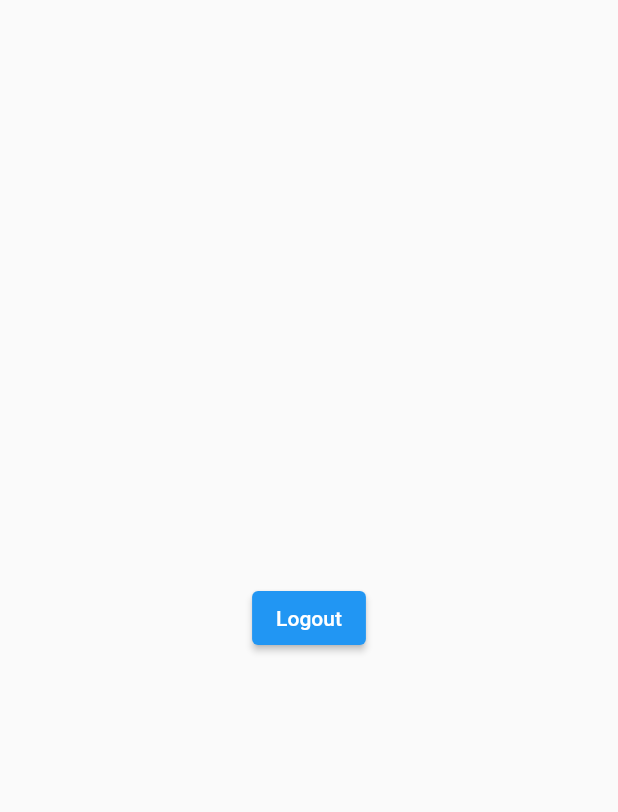
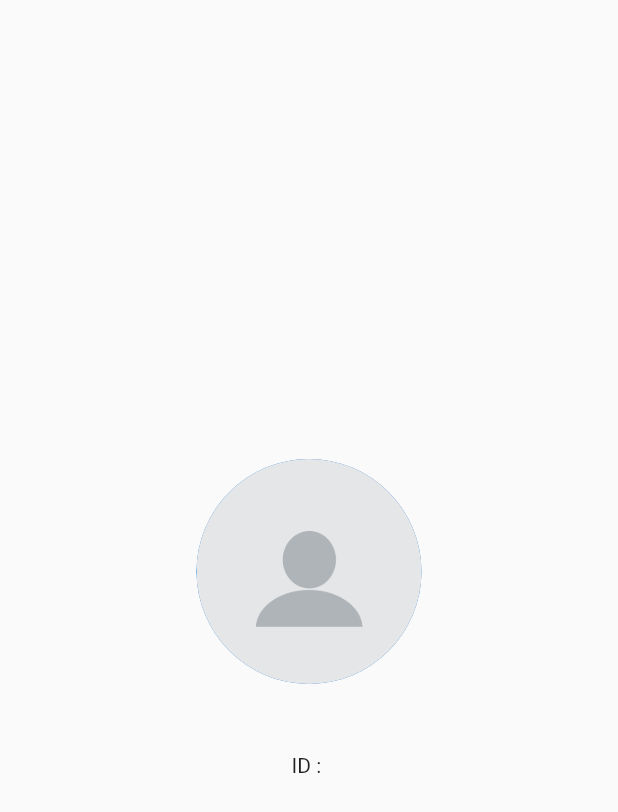
Before and after one commit to januarsetyo/capstone, a Flutter app: the ProfilePage screen opened directly, on a phone screen of 412 x 824 dp. Shown: the top 812 px of the screen. Run offline on Flutter 3.47's test engine with Material 2 defaults, Android fonts, the light colour scheme and no system bars; our stand-ins replace firebase_auth, firebase_core, shared_preferences; accounts and stored records are empty.

Commit message:
working on profile page

```diff
--- a/lib/presentation/pages/profile_page.dart
+++ b/lib/presentation/pages/profile_page.dart
@@ -1,4 +1,3 @@
-import 'package:capstone/presentation/pages/login_page.dart';
 import 'package:capstone/presentation/provider/preferences_provider.dart';
 import 'package:firebase_auth/firebase_auth.dart';
 import 'package:flutter/material.dart';
@@ -17,16 +16,25 @@ class ProfilePage extends StatelessWidget {
       builder: (context, value, child) {
         return Scaffold(
           body: Center(
-            child: ElevatedButton(
-              child: const Text('Logout'),
-              onPressed: () async {
-                final navigator = Navigator.of(context);
-
-                await _auth.signOut();
-                value.setIsLogin(false);
-
-                navigator.pushReplacementNamed(LoginPage.routeName);
-              },
+            child: Column(
+              mainAxisAlignment: MainAxisAlignment.center,
+              children: [
+                const SizedBox(
+                  height: 150,
+                  width: 150,
+                  child: CircleAvatar(
+                    backgroundImage: AssetImage('assets/blank_profile.jpg'),
+                  ),
+                ),
+                const SizedBox(
+                  height: 20,
+                ),
+                Text(_auth.currentUser!.email.toString()),
+                const SizedBox(
+                  height: 10,
+                ),
+                Text('ID : ${_auth.currentUser!.uid}'),
+              ],
             ),
           ),
         );
@@ -34,3 +42,16 @@ class ProfilePage extends StatelessWidget {
     );
   }
 }
+
+
+// ElevatedButton(
+//               child: const Text('Logout'),
+//               onPressed: () async {
+//                 final navigator = Navigator.of(context);
+
+//                 await _auth.signOut();
+//                 value.setIsLogin(false);
+
+//                 navigator.pushReplacementNamed(LoginPage.routeName);
+//               },
+//             ),
--- a/pubspec.yaml
+++ b/pubspec.yaml
@@ -47,15 +47,13 @@ dev_dependencies:
 # following page: https://dart.dev/tools/pub/pubspec
 # The following section is specific to Flutter packages.
 flutter:
-
   # The following line ensures that the Material Icons font is
   # included with your application, so that you can use the icons in
   # the material Icons class.
   uses-material-design: true
   # To add assets to your application, add an assets section, like this:
-  # assets:
-  #   - images/a_dot_burr.jpeg
-  #   - images/a_dot_ham.jpeg
+  assets:
+    - assets/
   # An image asset can refer to one or more resolution-specific "variants", see
   # https://flutter.dev/assets-and-images/#resolution-aware
   # For details regarding adding assets from package dependencies, see
```
Also changed, not shown: assets/blank_profile.jpg (added).
